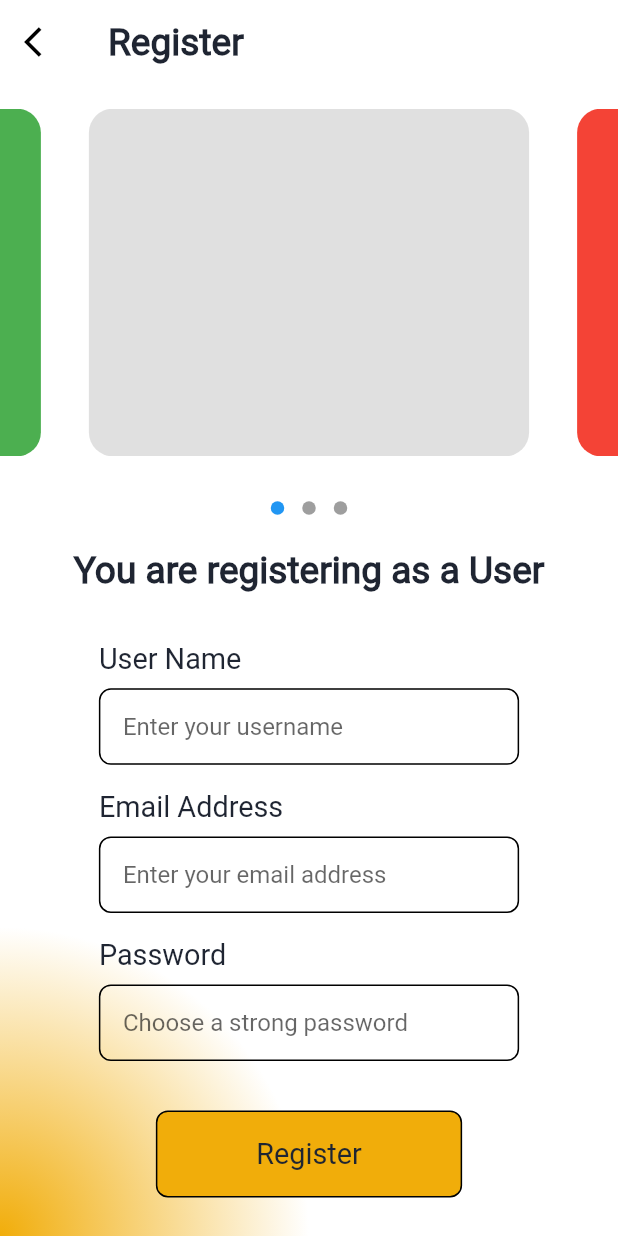
After one commit to AnveshMishra/thikedaardotcom, a Flutter app: the screen it shows after launch, after a tap on "LOGIN", after a tap on "Dont have an account? Create a new one", on a phone screen of 412 x 824 dp. The commit adds this screen. Run offline on Flutter 3.47's test engine with Material 2 defaults, Android fonts, the phone set to English and light mode, and no system bars; drawn by our look-alikes of dots_indicator; our stand-ins replace device_preview, dio, get, google_fonts, pretty_dio_logger, sizer.

Commit message:
wip:sign up page

```diff
--- a/lib/common/carousel/carousel_with_dot_indicator.dart
+++ b/lib/common/carousel/carousel_with_dot_indicator.dart
@@ -5,8 +5,10 @@ import 'carousel_options.dart';
 import 'carousel_slider.dart';
 
 class CarauselWithDotIndicator extends StatefulWidget {
+  final double? viewPortFraction;
   final List<Widget> items;
-  const CarauselWithDotIndicator({super.key, required this.items});
+  const CarauselWithDotIndicator(
+      {super.key, required this.items, this.viewPortFraction});
 
   @override
   State<CarauselWithDotIndicator> createState() =>
@@ -23,7 +25,7 @@ class _CarauselWithDotIndicatorState extends State<CarauselWithDotIndicator> {
         CarouselSlider(
           items: widget.items,
           options: CarouselOptions(
-            viewportFraction: 1,
+            viewportFraction: widget.viewPortFraction ?? 1,
             autoPlay: true,
             onPageChanged: (index, reason) => _currentIndex.value = index,
           ),
--- a/lib/config/theme/light_theme.dart
+++ b/lib/config/theme/light_theme.dart
@@ -1,7 +1,6 @@
 import 'package:flutter/material.dart';
 import 'package:sizer/sizer.dart';
 import 'package:thikedaardotcom/config/styles/app_colors.dart';
-import 'package:thikedaardotcom/config/styles/fonts.dart';
 
 final ThemeData lightTheme = ThemeData(
     filledButtonTheme: FilledButtonThemeData(
--- a/lib/network/api_end_points.dart
+++ b/lib/network/api_end_points.dart
@@ -1 +1,2 @@
 String signIn = "api/auth/signin";
+String signUp = "api/auth/signup";
--- a/lib/screens/login_screen/login_screen.dart
+++ b/lib/screens/login_screen/login_screen.dart
@@ -2,14 +2,11 @@ import 'package:flutter/material.dart';
 import 'package:get/get.dart';
 import 'package:thikedaardotcom/network/api_response.dart';
 import 'package:thikedaardotcom/screens/login_screen/controller/login_controller.dart';
-import 'package:thikedaardotcom/screens/login_screen/repository/login_repository.dart';
+import 'package:thikedaardotcom/screens/sign_up_screen/sign_up_screen.dart';
 
 import '../../config/size/size_config.dart';
 import '../../config/styles/app_colors.dart';
 import '../../config/styles/app_styles.dart';
-import '../nav_sceen.dart/nav_screen.dart';
-// import '../../network/model/result.dart';
-// import '../home/home_bottom_nav.dart';
 
 class LogInPage extends StatefulWidget {
   const LogInPage({Key? key}) : super(key: key);
@@ -27,6 +24,7 @@ class _LogInPageState extends State<LogInPage> {
   String? emailErr = '';
   String passwordErr = '';
   late LoginController _controller;
+  final formGlobalKey = GlobalKey<FormState>();
 
   @override
   void initState() {
@@ -38,7 +36,9 @@ class _LogInPageState extends State<LogInPage> {
   Widget build(BuildContext context) {
     SizeConfig().init(context);
     return Scaffold(
-        body: SingleChildScrollView(
+        body: Form(
+      key: formGlobalKey,
+      child: SingleChildScrollView(
         child: Column(
           children: [
             SizedBox(
@@ -81,7 +81,8 @@ class _LogInPageState extends State<LogInPage> {
                                               fontSize: 16,
                                               fontFamily: 'Montserrat',
                                               fontWeight: FontWeight.bold,
-                                            color: AppColors.appThemeColor())))
+                                              color:
+                                                  AppColors.appThemeColor())))
                                 ]))),
                     const Text(
                       "Welcome Back",
@@ -147,8 +148,8 @@ class _LogInPageState extends State<LogInPage> {
                         height: MediaQuery.of(context).size.height * 0.01,
                       ),
                       Padding(
-                      padding:
-                          const EdgeInsets.only(left: 20, top: 10, bottom: 10),
+                        padding: const EdgeInsets.only(
+                            left: 20, top: 10, bottom: 10),
                         child: Text(
                           "Email",
                           style: mOswaldBold.copyWith(
@@ -168,23 +169,32 @@ class _LogInPageState extends State<LogInPage> {
                           width: MediaQuery.of(context).size.width * 0.90,
                           decoration: BoxDecoration(
                             borderRadius: BorderRadius.circular(8),
-                              border: Border.all(
-                                  width: 3,
-                                  color: Colors.black,
-                                  style: BorderStyle.solid)),
-                          child: TextField(
+                          ),
+                          child: TextFormField(
+                            autovalidateMode:
+                                AutovalidateMode.onUserInteraction,
+                            validator: (value) {
+                              if (value?.isEmpty ?? true) {
+                                return 'This field is required';
+                              }
+                              return null;
+                            },
                             decoration: const InputDecoration(
                               //errorText: emailErr,
                               hintText: 'Email',
                               contentPadding: EdgeInsets.all(15),
-                                border: InputBorder.none),
+                              border: OutlineInputBorder(
+                                  borderRadius:
+                                      BorderRadius.all(Radius.circular(8))),
+                            ),
                             controller: emailCtrl,
                             onChanged: (value) {
                               // Do something
                               email = value;
                             },
                           ),
-                        )),
+                        ),
+                      ),
 
                       ////////
 
@@ -206,15 +216,27 @@ class _LogInPageState extends State<LogInPage> {
                             width: MediaQuery.of(context).size.width * 0.90,
                             decoration: BoxDecoration(
                               borderRadius: BorderRadius.circular(8),
-                              border: Border.all(
-                                  width: 3,
-                                  color: Colors.black,
-                                  style: BorderStyle.solid)),
-                          child: TextField(
+                            ),
+                            child: TextFormField(
+                              autovalidateMode:
+                                  AutovalidateMode.onUserInteraction,
+                              obscureText: true,
+                              validator: (value) {
+                                if (value?.isEmpty ?? true) {
+                                  return 'This field is required';
+                                }
+                                return null;
+                              },
                               decoration: const InputDecoration(
+                                //errorText: emailErr,
                                 hintText: 'Password',
                                 contentPadding: EdgeInsets.all(15),
-                                border: InputBorder.none),
+                                border: OutlineInputBorder(
+                                  borderRadius: BorderRadius.all(
+                                    Radius.circular(8),
+                                  ),
+                                ),
+                              ),
                               controller: passCtrl,
                               onChanged: (value) {
                                 // Do something
@@ -227,9 +249,10 @@ class _LogInPageState extends State<LogInPage> {
                         children: [
                           Row(children: [
                             Container(
-                              padding: const EdgeInsets.only(top: 20, left: 5),
-                              child:
-                                  Checkbox(value: false, onChanged: onChanged)),
+                                padding:
+                                    const EdgeInsets.only(top: 20, left: 5),
+                                child: Checkbox(
+                                    value: false, onChanged: onChanged)),
                             Container(
                               padding: const EdgeInsets.only(
                                 top: 20,
@@ -267,7 +290,6 @@ class _LogInPageState extends State<LogInPage> {
                     ],
                   ),
                   GetBuilder<LoginController>(builder: (controller) {
-                  print('hello ${controller.apiResponse.status.name}');
                     return SizedBox(
                       width: MediaQuery.of(context).size.width * 0.90,
                       height: 50,
@@ -308,22 +330,31 @@ class _LogInPageState extends State<LogInPage> {
                       child: Text("Dont have an account? Create a new one"),
                     ),
                     onTap: () {
-                      // Navigator.of(context).push(
-                      //   MaterialPageRoute(builder: (context) => SignUpPage()
-                      //       //HomePage(),
-                      //       ),
-                      // );
-                    })
+                      Get.off(() => const SignUpScreen());
+                    },
+                  )
                 ],
               ),
             ),
           ],
         ),
+      ),
     ));
   }
 
   userLogin() async {
-    // _controller.login(userName: '', password: '');
-    Get.off(() => const NavScreen());
+    if (formGlobalKey.currentState?.validate() ?? false) {
+      await _controller.login(userName: '', password: '');
+      Get.snackbar(
+        "Login Success",
+        "You have successfully logged in.",
+        backgroundColor: Colors.green,
+        snackPosition: SnackPosition.BOTTOM,
+        icon: const Icon(
+          Icons.done,
+          color: Colors.white,
+        ),
+      );
     }
   }
+}
--- /dev/null
+++ b/lib/screens/sign_up_screen/sign_up_screen.dart
@@ -0,0 +1,153 @@
+import 'package:flutter/material.dart';
+import 'package:get/get.dart';
+import 'package:sizer/sizer.dart';
+import 'package:thikedaardotcom/config/styles/app_colors.dart';
+import 'package:thikedaardotcom/screens/login_screen/login_screen.dart';
+
+import '../../common/carousel/carousel_with_dot_indicator.dart';
+import 'widgets/form_fields.dart';
+
+class SignUpScreen extends StatelessWidget {
+  const SignUpScreen({super.key});
+
+  @override
+  Widget build(BuildContext context) {
+    return Container(
+      decoration: BoxDecoration(
+        gradient: RadialGradient(
+            radius: 0.5,
+            colors: [AppColors.appAccentAmber, Colors.white],
+            center: Alignment.bottomLeft),
+      ),
+      child: Scaffold(
+        backgroundColor: Colors.transparent,
+        appBar: AppBar(
+          leading: IconButton(
+            icon: const Icon(
+              Icons.arrow_back_ios,
+              color: Colors.black,
+            ),
+            onPressed: () => Get.off(() => const LogInPage()),
+          ),
+          elevation: 0,
+          backgroundColor: Colors.white,
+          title: Text(
+            'Register',
+            style: Theme.of(context).primaryTextTheme.headlineLarge,
+          ),
+        ),
+        body: SingleChildScrollView(
+          child: Column(
+            children: [
+              SizedBox(
+                height: 2.h,
+              ),
+              CarauselWithDotIndicator(
+                viewPortFraction: 0.79,
+                items: [
+                  Container(
+                    margin: const EdgeInsets.only(left: 16, right: 16),
+                    height: MediaQuery.of(context).size.height * 0.20,
+                    width: double.maxFinite,
+                    decoration: BoxDecoration(
+                      color: Colors.black12,
+                      borderRadius: BorderRadius.circular(16),
+                    ),
+                  ),
+                  Container(
+                    margin: const EdgeInsets.only(left: 16, right: 16),
+                    height: MediaQuery.of(context).size.height * 0.20,
+                    width: double.maxFinite,
+                    decoration: BoxDecoration(
+                      color: Colors.red,
+                      borderRadius: BorderRadius.circular(16),
+                    ),
+                  ),
+                  Container(
+                    margin: const EdgeInsets.only(left: 16, right: 16),
+                    height: MediaQuery.of(context).size.height * 0.20,
+                    width: double.maxFinite,
+                    decoration: BoxDecoration(
+                      color: Colors.green,
+                      borderRadius: BorderRadius.circular(16),
+                    ),
+                  ),
+                ],
+              ),
+              SizedBox(
+                height: 2.h,
+              ),
+              Text(
+                'You are registering as a User',
+                style: Theme.of(context).primaryTextTheme.headlineLarge,
+              ),
+              SizedBox(
+                height: 4.h,
+              ),
+              const FormFields(
+                label: 'User Name',
+                hintText: 'Enter your username',
+              ),
+              SizedBox(
+                height: 2.h,
+              ),
+              const FormFields(
+                label: 'Email Address',
+                hintText: 'Enter your email address',
+              ),
+              SizedBox(
+                height: 2.h,
+              ),
+              const FormFields(
+                label: 'Password',
+                hintText: 'Choose a strong password',
+              ),
+              SizedBox(
+                height: 2.h,
+              ),
+              SizedBox(
+                height: 2.h,
+              ),
+              InkWell(
+                child: Container(
+                  decoration: BoxDecoration(
+                    color: AppColors.appAccentAmber,
+                    borderRadius: BorderRadius.circular(8),
+                    border: Border.all(color: Colors.black),
+                  ),
+                  // onPressed: () => {},
+                  child: Padding(
+                    padding:
+                        EdgeInsets.symmetric(vertical: 2.h, horizontal: 16.w),
+                    child: Text(
+                      'Register',
+                      style: Theme.of(context).primaryTextTheme.bodyMedium,
+                    ),
+                  ),
+                ),
+              ),
+              SizedBox(
+                height: 1.h,
+              ),
+              GestureDetector(
+                child: Padding(
+                  padding: const EdgeInsets.only(top: 20, bottom: 10),
+                  child: Text(
+                    "Already have an account? Login",
+                    style: Theme.of(context).primaryTextTheme.bodyMedium,
+                  ),
+                ),
+                onTap: () => Get.off(
+                  () => const LogInPage(),
+                ),
+              ),
+              SizedBox(
+                height: 4.h,
+              ),
+            ],
+          ),
+        ),
+      ),
+    );
+  }
+}
--- /dev/null
+++ b/lib/screens/sign_up_screen/widgets/form_fields.dart
@@ -0,0 +1,44 @@
+import 'package:flutter/material.dart';
+import 'package:sizer/sizer.dart';
+
+class FormFields extends StatelessWidget {
+  const FormFields({super.key, required this.label, required this.hintText});
+  final String label;
+  final String hintText;
+
+  @override
+  Widget build(BuildContext context) {
+    return Padding(
+      padding: EdgeInsets.symmetric(horizontal: 16.w),
+      child: Column(
+        crossAxisAlignment: CrossAxisAlignment.start,
+        children: [
+          Text(
+            label,
+            style: Theme.of(context).primaryTextTheme.headlineMedium,
+          ),
+          SizedBox(
+            height: 1.h,
+          ),
+          Container(
+            width: MediaQuery.of(context).size.width * 0.90,
+            decoration: BoxDecoration(
+                borderRadius: BorderRadius.circular(8),
+                border:
+                    Border.all(color: Colors.black, style: BorderStyle.solid)),
+            child: TextField(
+              decoration: InputDecoration(
+                  //errorText: emailErr,
+                  hintText: hintText,
+                  contentPadding: const EdgeInsets.all(15),
+                  border: InputBorder.none),
+              onChanged: (value) {
+                // Do something
+              },
+            ),
+          ),
+        ],
+      ),
+    );
+  }
+}
```
Also changed, not shown: lib/screens/login_screen/controller/login_controller.dart (+14 -1 lines), lib/screens/sign_up_screen/controller/sign_up_controller.dart (added, +33 -0 lines), lib/screens/sign_up_screen/repository/sign_up_repository.dart (added, +43 -0 lines). Lines whose indentation alone changed are shown as unchanged.
